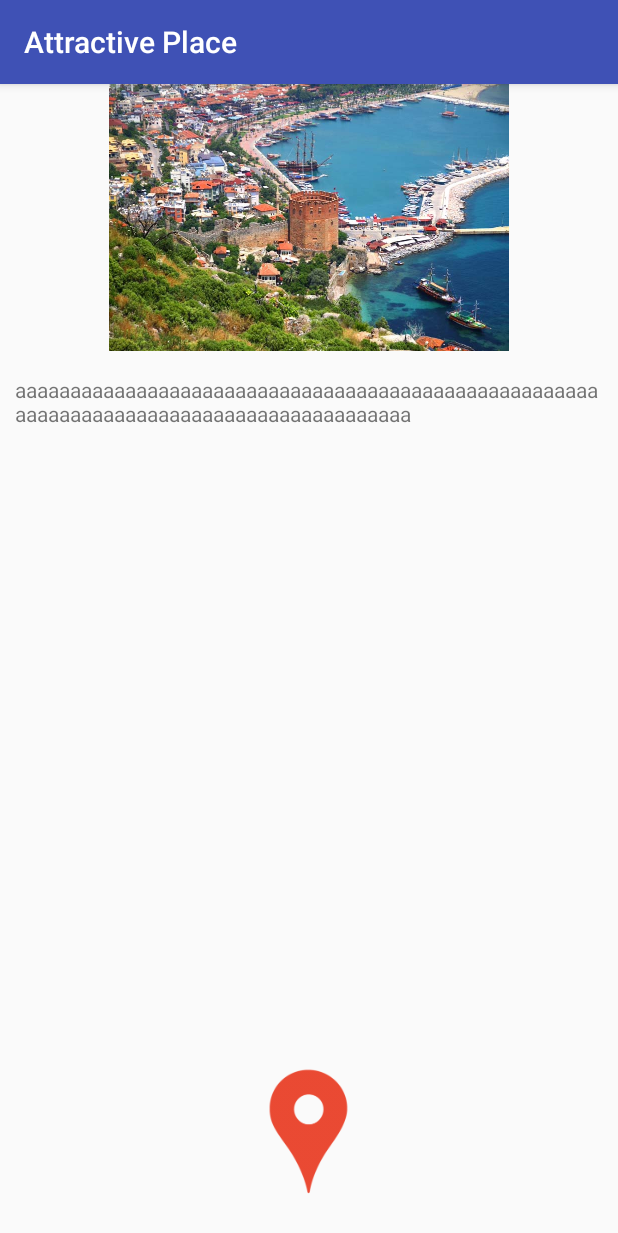
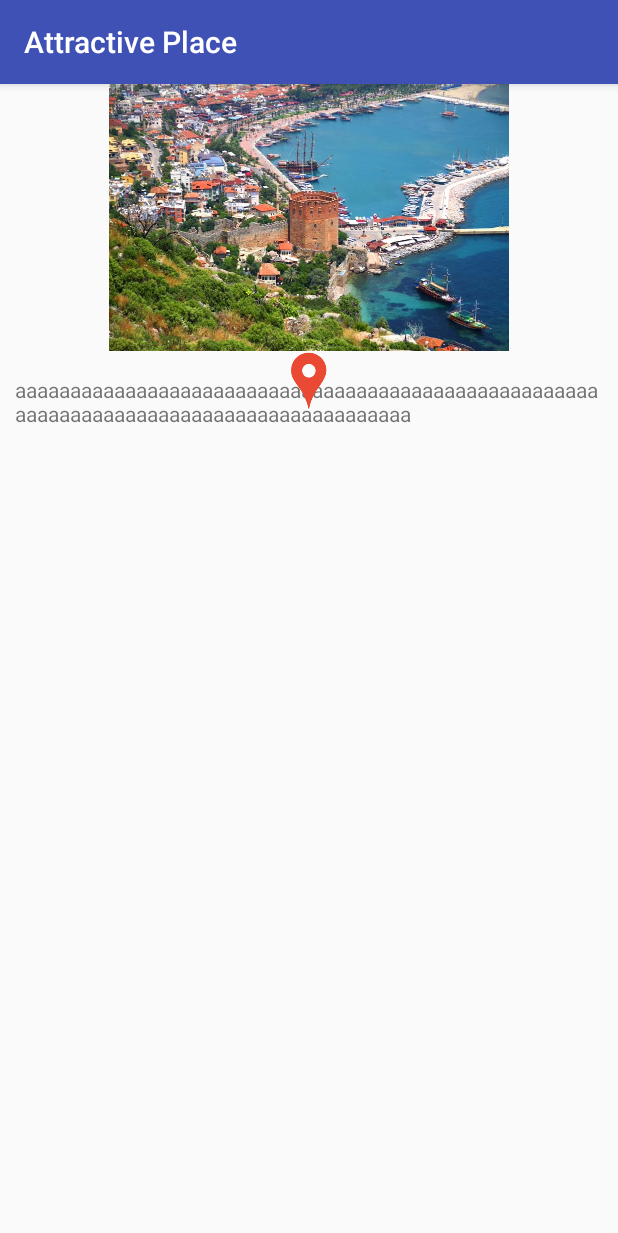
Before and after one commit to Rapter1990/TurkeyTourGuide, an Android app: the AttactivePlaceObject screen opened directly, with no data from a screen before it, on a phone screen of 412 x 824 dp. Shown: the top 1233 px of the screen. Run offline under Robolectric (Android 15) with nearby library versions, the phone set to English and light mode, and no system bars; 4 statements that could not run were skipped.

Commit message:
CHANGE CODE

```diff
--- a/app/src/main/java/com/example/android/turkeytourguide/AttactivePlaceObject.java
+++ b/app/src/main/java/com/example/android/turkeytourguide/AttactivePlaceObject.java
@@ -32,24 +32,34 @@ public class AttactivePlaceObject extends AppCompatActivity {
         ListView listView = (ListView) findViewById(R.id.listviewAttactivePlaces);
 
 
-        //gridView.getItemIdAtPosition();
+        Intent mIntent = getIntent();
+        Bundle bundle = mIntent.getExtras();
 
-        //listView.getItemIdAtPosition();
+        int position = bundle.getInt("position");
+
+        ArrayList <AttactivePlaces> attactivePlacesArraylist = new ArrayList<>();
+        AttactivePlaces object = AttactivePlacesActivity.objects.get(position);
+
+
 
 
         ImageView attractivePlaceImage = (ImageView) findViewById(R.id.attractive_place_image);
 
         TextView attractivePlaceInformation = (TextView) findViewById(R.id.attractive_place_detailed_information);
 
-
         ImageView location = (ImageView) findViewById(R.id.location_icon);
 
 
         attractivePlaceImage.setImageResource(
-                cityAttactivePlaces.get(0).getAttactivePlaces().get(0).getmAttaticePlaceImageResourceId());
+                //cityAttactivePlaces.get(0).getAttactivePlaces().get(0).getmAttaticePlaceImageResourceId()
+                object.getmAttaticePlaceImageResourceId()
+        );
 
 
-        attractivePlaceInformation.setText(cityAttactivePlaces.get(0).getAttactivePlaces().get(0).getPlaceDetailInformation());
+        attractivePlaceInformation.setText(
+                //cityAttactivePlaces.get(0).getAttactivePlaces().get(0).getPlaceDetailInformation())
+                object.getPlaceDetailInformation()
+        );
 
         location.setOnClickListener(new View.OnClickListener() {
             @Override
--- a/app/src/main/java/com/example/android/turkeytourguide/AttactivePlacesActivity.java
+++ b/app/src/main/java/com/example/android/turkeytourguide/AttactivePlacesActivity.java
@@ -15,7 +15,7 @@ import java.util.ArrayList;
 
 public class AttactivePlacesActivity extends AppCompatActivity {
 
-    //ArrayList<String> items= null;
+    static ArrayList<AttactivePlaces> objects = new ArrayList<>();
 
     @Override
     protected void onCreate(Bundle savedInstanceState) {
@@ -26,6 +26,8 @@ public class AttactivePlacesActivity extends AppCompatActivity {
         Bundle bundle = mIntent.getExtras();
 
         int position = bundle.getInt("position");
+
+        objects = MainActivity.cityArraylist.get(position).getAttactivePlaces();
 
         AttractivePlacesAdapter attractivePlacesAdapter = new AttractivePlacesAdapter(this,MainActivity.cityArraylist.get(position).getAttactivePlaces(), R.color.mainBackground);
 
--- a/app/src/main/res/layout/activity_attactive_place_object.xml
+++ b/app/src/main/res/layout/activity_attactive_place_object.xml
@@ -15,11 +15,11 @@
         android:src="@drawable/antalya"
         android:scaleType="center" />
 
-
-    <RelativeLayout
+    <ScrollView
         android:layout_width="match_parent"
         android:layout_height="match_parent"
         android:layout_below="@+id/attractive_place_image">
+
 
     <TextView
         android:id="@+id/attractive_place_detailed_information"
@@ -27,9 +27,15 @@
         android:layout_height="wrap_content"
         android:layout_marginLeft="10dp"
         android:layout_marginRight="10dp"
-
         android:text="\taaaaaaaaaaaaaaaaaaaaaaaaaaaaaaaaaaaaaaaaaaaaaaaaaaaaaaaaaaaaaaaaaaaaaaaaaaaaaaaaaaaaaaaaa"/>
 
+    </ScrollView>
+
+
+    <RelativeLayout
+        android:layout_width="match_parent"
+        android:layout_height="40dp"
+        android:layout_below="@+id/attractive_place_image">
 
         <ImageView
             android:id="@+id/location_icon"
@@ -38,9 +44,7 @@
             android:src="@drawable/location"
 
             android:layout_alignParentBottom="true"
-            android:layout_centerHorizontal="true"
-            android:layout_marginBottom="25dp" />
-
+            android:layout_centerHorizontal="true" />
 
     </RelativeLayout>
 
```
